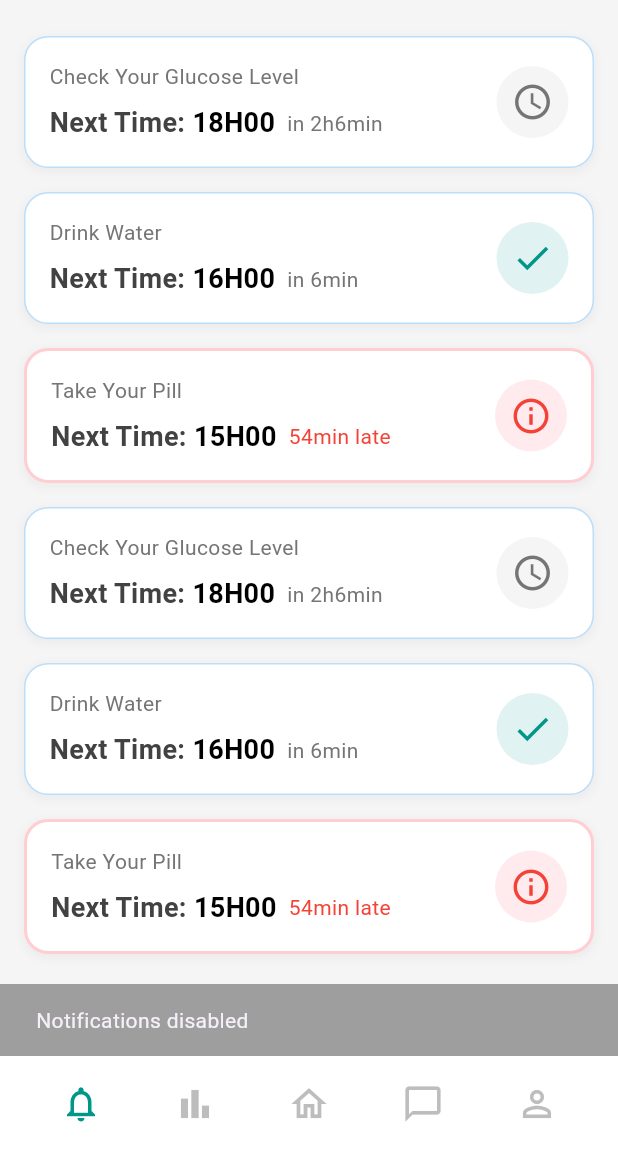
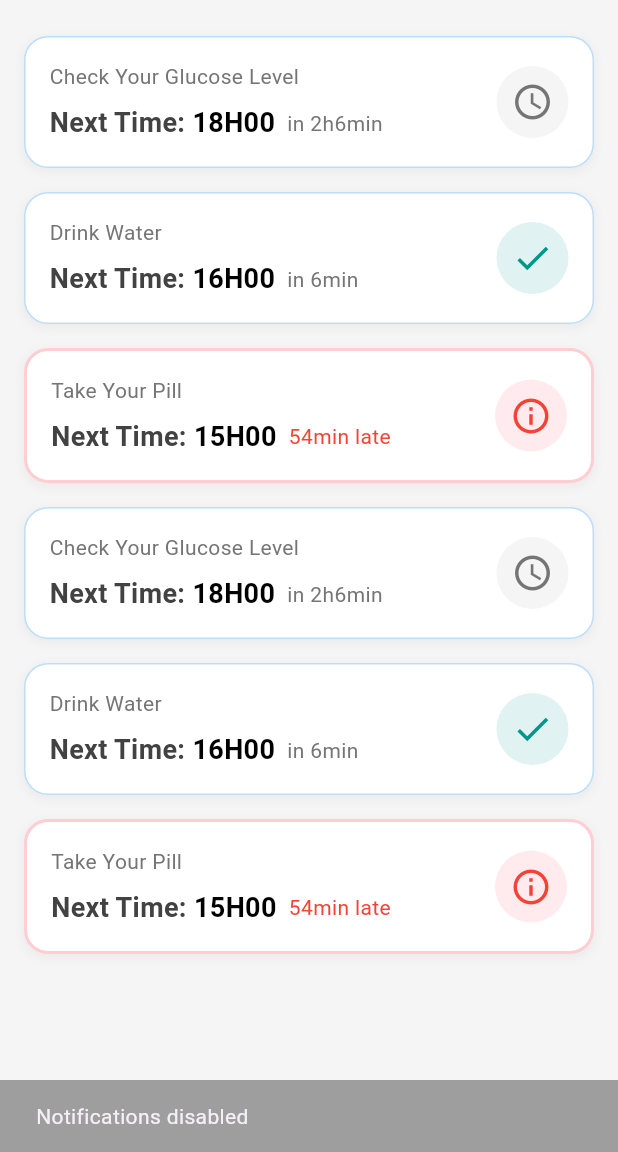
Before and after one commit to T-Man-05/diacare, a Flutter app: the RemindersPage screen opened directly, after a tap on the "notifications active" icon, on a phone screen of 412 x 824 dp, the part 84-1236 px from its top. Run offline on Flutter 3.47's test engine with Material 3 defaults, Android fonts, the phone set to English and light mode, and no system bars; our stand-ins replace fl_chart; Roboto replaces fonts that are missing (SF Pro).

Commit message:
fix : oduble navigation bar in the reminder and the isnights page (i just commmented the builder for the nav bar )

```diff
--- a/lib/pages/insights_page.dart
+++ b/lib/pages/insights_page.dart
@@ -86,7 +86,7 @@ class _InsightsPageState extends State<InsightsPage> {
           ],
         ),
       ),
-      bottomNavigationBar: _buildBottomNav(),
+      // bottomNavigationBar: _buildBottomNav(),
     );
   }
 
--- a/lib/pages/reminders_page.dart
+++ b/lib/pages/reminders_page.dart
@@ -222,34 +222,34 @@ class _RemindersPageState extends State<RemindersPage> {
           );
         },
       ),
-      bottomNavigationBar: Container(
-        decoration: BoxDecoration(
-          color: Colors.white,
-          boxShadow: [
-            BoxShadow(
-              color: Colors.grey.withOpacity(0.2),
-              spreadRadius: 1,
-              blurRadius: 10,
-              offset: const Offset(0, -2),
-            ),
-          ],
-        ),
-        child: SafeArea(
-          child: Padding(
-            padding: const EdgeInsets.symmetric(horizontal: 16, vertical: 8),
-            child: Row(
-              mainAxisAlignment: MainAxisAlignment.spaceAround,
-              children: [
-                _buildNavItem(Icons.notifications_outlined, 0),
-                _buildNavItem(Icons.bar_chart, 1),
-                _buildNavItem(Icons.home_outlined, 2),
-                _buildNavItem(Icons.chat_bubble_outline, 3),
-                _buildNavItem(Icons.person_outline, 4),
-              ],
-            ),
-          ),
-        ),
-      ),
+      // bottomNavigationBar: Container(
+      //   decoration: BoxDecoration(
+      //     color: Colors.white,
+      //     boxShadow: [
+      //       BoxShadow(
+      //         color: Colors.grey.withOpacity(0.2),
+      //         spreadRadius: 1,
+      //         blurRadius: 10,
+      //         offset: const Offset(0, -2),
+      //       ),
+      //     ],
+      //   ),
+      //   child: SafeArea(
+      //     child: Padding(
+      //       padding: const EdgeInsets.symmetric(horizontal: 16, vertical: 8),
+      //       child: Row(
+      //         mainAxisAlignment: MainAxisAlignment.spaceAround,
+      //         children: [
+      //           _buildNavItem(Icons.notifications_outlined, 0),
+      //           _buildNavItem(Icons.bar_chart, 1),
+      //           _buildNavItem(Icons.home_outlined, 2),
+      //           _buildNavItem(Icons.chat_bubble_outline, 3),
+      //           _buildNavItem(Icons.person_outline, 4),
+      //         ],
+      //       ),
+      //     ),
+      //   ),
+      // ),
     );
   }
 
```
